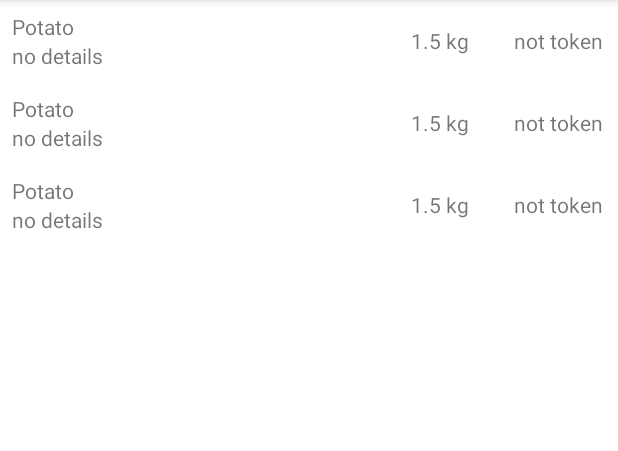
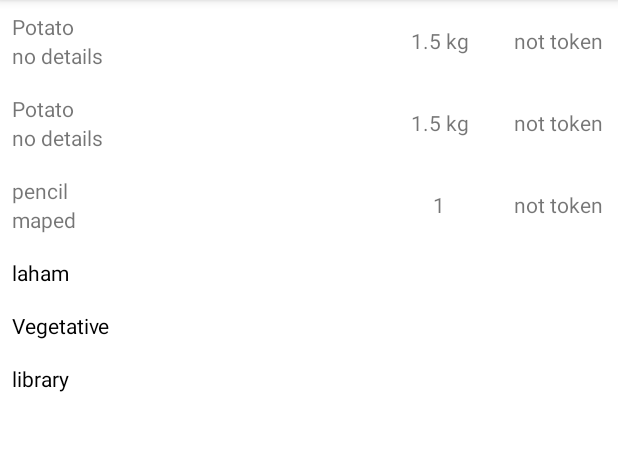
Before and after one commit to ansshkki/Shopping-List, an Android app: the screen it shows after launch (MainActivity), on a phone screen of 412 x 824 dp, the part 84-535 px from its top. Run offline under Robolectric (Android 15) with nearby library versions, the phone set to English and light mode, and no system bars.

Commit message:
getShops function fixed, and two types of view holder added successfully to the adapter

```diff
--- a/app/src/main/java/com/fp/shoppinglist/Item.java
+++ b/app/src/main/java/com/fp/shoppinglist/Item.java
@@ -9,6 +9,7 @@ public class Item {
     private String details ;
 
 
+
     public Item ( String name, String shopName, String quantity, String status, String details ){
         this.name= name ;
         this.status = status ;
@@ -16,7 +17,9 @@ public class Item {
         this.details = details ;
         this.quantity = quantity ;
 
+
     }
+
 
 
 
--- a/app/src/main/java/com/fp/shoppinglist/MainActivity.java
+++ b/app/src/main/java/com/fp/shoppinglist/MainActivity.java
@@ -24,5 +24,7 @@ public class MainActivity extends AppCompatActivity {
 
         recyclerView.setAdapter(adapter);
         recyclerView.setLayoutManager(layoutManager);
+
+
     }
 }
--- a/app/src/main/java/com/fp/shoppinglist/ShoppingAdapter.java
+++ b/app/src/main/java/com/fp/shoppinglist/ShoppingAdapter.java
@@ -13,85 +13,103 @@ import java.util.ArrayList;
 import java.util.Arrays;
 import java.util.List;
 
-public class ShoppingAdapter extends RecyclerView.Adapter<ShoppingAdapter.ItemsViewHolder0> {
-
-
-
-    List<Item> items = Arrays.asList(new Item("Potato", "Vegetative" ,"1.5 kg" ,"not token" , "no details" ),
-    new Item("Potato", "Vegetative" ,"1.5 kg" ,"not token" , "no details" ),
-    new Item("Potato", "Vegetative" ,"1.5 kg" ,"not token" , "no details" ));
-
-
+public class ShoppingAdapter extends RecyclerView.Adapter<RecyclerView.ViewHolder> {
+    List<Item> items = new ArrayList<>();
     List<String> shops = new ArrayList<>();
 
+    ShoppingAdapter() {
+        items.add(new Item("Potato", "laham", "1.5 kg", "not token", "no details"));
+        items.add(new Item("Potato", "Vegetative", "1.5 kg", "not token", "no details"));
+        items.add(new Item("pencil", "library", "1", "not token", "maped "));
+        getShops();
 
-    private void getShops(){
-        for(int i = 0 ; i < items.size() ; i++){
-            if(!shops.contains(items.get(i).getShopName())){
-                shops.add(items.get(i).getShopName());
-            }
-        }
     }
 
 
+    @NonNull
+    @Override
+    public RecyclerView.ViewHolder onCreateViewHolder(@NonNull ViewGroup parent, int viewType) {
+        View view;
+        switch (viewType) {
 
-    ShoppingAdapter(){
-        getShops();
+            case 0:
+                view = LayoutInflater.from(parent.getContext()).inflate(R.layout.item_row, parent, false);
+                return new itemsViewHolder(view);
+            case 1:
+                view = LayoutInflater.from(parent.getContext()).inflate(R.layout.shop_row, parent, false);
+                return new shopsViewHolder(view);
+
+        }
+        return null;
     }
 
-    @NonNull
     @Override
-    public ShoppingAdapter.ItemsViewHolder0 onCreateViewHolder(@NonNull ViewGroup parent, int viewType) {
+    public void onBindViewHolder(@NonNull RecyclerView.ViewHolder holder, int position) {
+        Item current = items.get(position);
+        switch (holder.getItemViewType()) {
+            case 0:
+                itemsViewHolder viewHolder0 = (itemsViewHolder) holder;
+                viewHolder0.item_name.setText(current.getName());
+                viewHolder0.details.setText(current.getDetails());
+                viewHolder0.quantity.setText(current.getQuantity());
+                viewHolder0.status.setText(current.getStatus());
+                break;
 
-        View view = LayoutInflater.from(parent.getContext()).inflate(R.layout.item_row, parent , false);
-        return new ItemsViewHolder0(view);
-    }
+            case 1:
+                shopsViewHolder viewHolder1 = (shopsViewHolder) holder;
+                viewHolder1.shop.setText(current.getShopName());
 
-
-
-    @Override
-    public void onBindViewHolder(@NonNull ShoppingAdapter.ItemsViewHolder0 holder, int position) {
-
-        Item current = items.get(position);
-        holder.item_name.setText(current.getName());
-        holder.details.setText(current.getDetails());
-        holder.quantity.setText(current.getQuantity());
-        holder.status.setText(current.getStatus());
-
+                break;
+        }
 
     }
-
 
     @Override
     public int getItemCount() {
         return items.size();
     }
 
+    @Override
+    public int getItemViewType(int position) {
+
+        return items.get(position).getName().equals("") ? 1 : 0;
+    }
+
+    public void getShops() {
+
+        for (int i = 0; i < items.size(); i++) {
+            if (!shops.contains(items.get(i).getShopName()))
+                shops.add(items.get(i).getShopName());
+        }
+
+        for (int i = 0; i < shops.size(); i++) {
+            items.add(new Item("", shops.get(i), "", "", ""));
+        }
+    }
 
 
+    private class itemsViewHolder extends RecyclerView.ViewHolder {
 
-    public  class ItemsViewHolder0 extends RecyclerView.ViewHolder {
+        TextView item_name, details, quantity, status;
 
-        TextView item_name , details ,quantity, status;
-
-
-        ItemsViewHolder0(View view){
+        public itemsViewHolder(@NonNull View view) {
             super(view);
             item_name = view.findViewById(R.id.item_name_text_view);
             details = view.findViewById(R.id.details_text_view);
             quantity = view.findViewById(R.id.quantity_text_view);
             status = view.findViewById(R.id.status_text_view);
+        }
+    }
 
+    private class shopsViewHolder extends RecyclerView.ViewHolder {
+
+        TextView shop;
+
+        public shopsViewHolder(@NonNull View view) {
+            super(view);
+            shop = view.findViewById(R.id.shop_text_view);
 
         }
-
-
-
-
-
     }
 
-
-
-
 }
--- /dev/null
+++ b/app/src/main/res/layout/shop_row.xml
@@ -0,0 +1,16 @@
+<?xml version="1.0" encoding="utf-8"?>
+<LinearLayout
+    xmlns:android="http://schemas.android.com/apk/res/android"
+    android:layout_width="match_parent"
+    android:layout_height="wrap_content"
+    android:orientation="vertical">
+
+    <TextView
+        android:textColor="#000000"
+        android:layout_margin="8dp"
+        android:layout_gravity="left"
+        android:layout_width="wrap_content"
+        android:layout_height="wrap_content"
+        android:id="@+id/shop_text_view"/>
+
+</LinearLayout>
```
